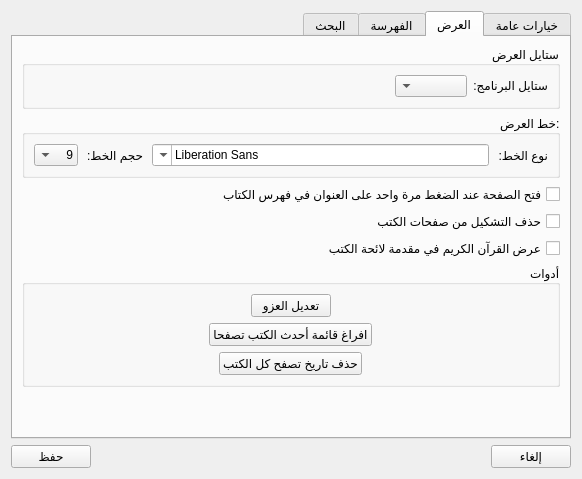
boussouira/moltaqa, file src/settingsdialog.ui: the form before one commit.
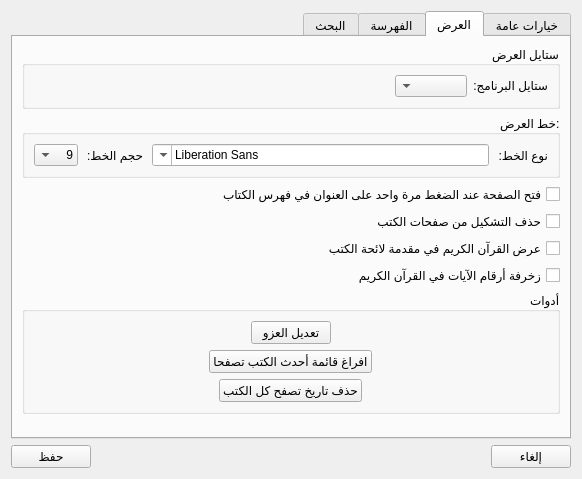
The form after the commit. The open tabs and pages were chosen to show the change.

The edit to the form file:
```diff
--- a/src/settingsdialog.ui
+++ b/src/settingsdialog.ui
@@ -391,6 +391,13 @@
          </property>
         </widget>
        </item>
+       <item>
+        <widget class="QCheckBox" name="checkDrawAyatNumber">
+         <property name="text">
+          <string>زخرفة أرقام الآيات في القرآن الكريم</string>
+         </property>
+        </widget>
+       </item>
        <item>
         <widget class="QGroupBox" name="groupBox_7">
          <property name="title">
```
